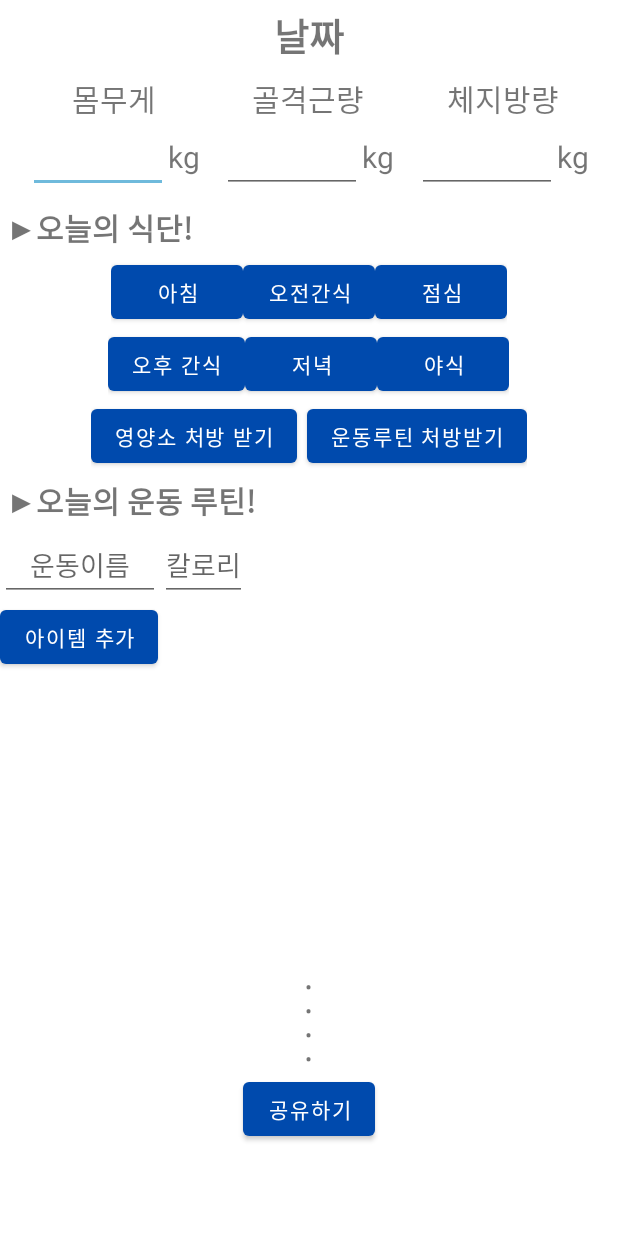
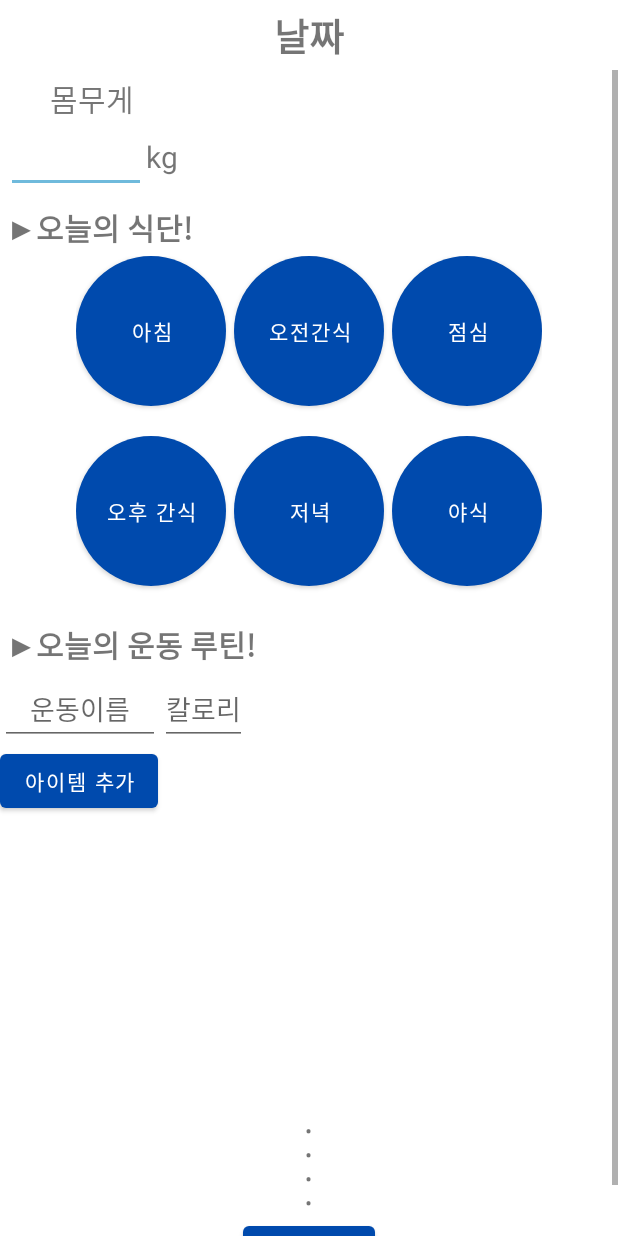
Before and after one commit to secleezy/CBNUworkout, an Android app: the layout activity_record.xml on its own in the app's theme, with its tools: preview values and no code run, on a phone screen of 412 x 824 dp. Run offline under Robolectric (Android 15) with nearby library versions, the phone set to English and light mode, and no system bars.

Commit message:
10.29 달력 수정

```diff
--- a/app/src/main/res/layout/activity_calendarcell.xml
+++ b/app/src/main/res/layout/activity_calendarcell.xml
@@ -2,14 +2,20 @@
 <LinearLayout xmlns:android="http://schemas.android.com/apk/res/android"
     android:orientation="vertical"
     android:layout_width="match_parent"
-    android:layout_height="50dp"
+    android:layout_height="wrap_content"
     android:padding="8dp">
     <TextView
         android:layout_width="wrap_content"
-        android:layout_height="wrap_content"
-        android:layout_gravity="center"
+        android:layout_height="50dp"
+        android:layout_gravity=""
         android:id="@+id/dayText"
         android:text="1"
-        android:textSize="25sp"
-        android:textStyle="bold"/>
+        android:textSize="18sp" />
+    <TextView
+        android:layout_width="wrap_content"
+        android:layout_height="wrap_content"
+        android:id="@+id/WriteData"
+        android:text="0"
+        android:textSize="16sp"
+        android:backgroundTint="@color/blue"/>
 </LinearLayout>
--- a/app/src/main/res/layout/activity_record.xml
+++ b/app/src/main/res/layout/activity_record.xml
@@ -29,7 +29,7 @@
 
             //몸무게,골격근량,체지방량
             <LinearLayout
-                android:layout_width="match_parent"
+                android:layout_width="wrap_content"
                 android:layout_height="wrap_content"
                 android:layout_margin="4dp">
                 <Space
@@ -50,7 +50,8 @@
                             android:layout_width="wrap_content"
                             android:layout_height="wrap_content"
                             android:text="몸무게"
-                            android:textSize="20dp" />
+                            android:textSize="20dp"
+                            android:layout_gravity="center"/>
                         <LinearLayout
                             android:layout_width="wrap_content"
                             android:layout_height="match_parent"
@@ -76,80 +77,15 @@
                     android:layout_height="wrap_content"
                     android:layout_weight="1" />
 
-                //골격근량
-                <LinearLayout
-                    android:layout_width="wrap_content"
-                    android:layout_height="wrap_content"
-                    android:orientation="vertical">
-                    <LinearLayout
-                        android:layout_width="match_parent"
-                        android:layout_height="match_parent"
-                        android:gravity="center"
-                        android:orientation="vertical">
-                        <TextView
-                            android:layout_width="wrap_content"
-                            android:layout_height="wrap_content"
-                            android:text="골격근량"
-                            android:textSize="20dp" />
-                        <LinearLayout
-                            android:layout_width="wrap_content"
-                            android:layout_height="match_parent"
-                            android:orientation="horizontal">
-                            <EditText
-                                android:id="@+id/skeletal_muscle_mass"
-                                android:layout_width="wrap_content"
-                                android:layout_height="wrap_content"
-                                android:ems="4"
-                                android:textAlignment="center"
-                                android:textSize="20dp" />
-                            <TextView
-                                android:layout_width="wrap_content"
-                                android:layout_height="wrap_content"
-                                android:text="kg"
-                                android:textSize="20dp" />
-                        </LinearLayout>
-                    </LinearLayout>
-                </LinearLayout>
+                //골격근량//삭제
+
 
                 <Space
                     android:layout_width="wrap_content"
                     android:layout_height="wrap_content"
                     android:layout_weight="1" />
 
-                //체지방량
-                <LinearLayout
-                    android:layout_width="wrap_content"
-                    android:layout_height="wrap_content"
-                    android:orientation="vertical">
-                    <LinearLayout
-                        android:layout_width="match_parent"
-                        android:layout_height="match_parent"
-                        android:gravity="center"
-                        android:orientation="vertical">
-                        <TextView
-                            android:layout_width="wrap_content"
-                            android:layout_height="wrap_content"
-                            android:text="체지방량"
-                            android:textSize="20dp" />
-                        <LinearLayout
-                            android:layout_width="wrap_content"
-                            android:layout_height="match_parent"
-                            android:orientation="horizontal">
-                            <EditText
-                                android:id="@+id/fat_mass"
-                                android:layout_width="wrap_content"
-                                android:layout_height="wrap_content"
-                                android:ems="4"
-                                android:textAlignment="center"
-                                android:textSize="20dp" />
-                            <TextView
-                                android:layout_width="wrap_content"
-                                android:layout_height="wrap_content"
-                                android:text="kg"
-                                android:textSize="20dp" />
-                        </LinearLayout>
-                    </LinearLayout>
-                </LinearLayout>
+                //체지방량//삭제
 
                 <Space
                     android:layout_width="wrap_content"
@@ -175,46 +111,56 @@
                 //아침, 오전간식, 점심
                 <LinearLayout
                 android:layout_width="wrap_content"
-                android:layout_height="wrap_content"
+                android:layout_height="120dp"
                 android:orientation="horizontal"
                 >
 
                 <Button
-                    android:layout_width="wrap_content"
-                    android:layout_height="wrap_content"
+                    android:layout_width="100dp"
+                    android:layout_height="100dp"
                     android:text="아침"
+                    android:background="@drawable/bg_gis_result_items_count"
                     />
                 <Button
-                    android:layout_width="wrap_content"
-                    android:layout_height="wrap_content"
+                    android:layout_width="100dp"
+                    android:layout_height="100dp"
                     android:text="오전간식"
+                    android:background="@drawable/bg_gis_result_items_count"
+                    android:layout_marginLeft="5dp"
+                    android:layout_marginRight="5dp"
                     />
                 <Button
-                    android:layout_width="wrap_content"
-                    android:layout_height="wrap_content"
+                    android:layout_width="100dp"
+                    android:layout_height="100dp"
                     android:text="점심"
+                    android:background="@drawable/bg_gis_result_items_count"
                     />
             </LinearLayout>
                 //오후간식, 저녁, 야식
                 <LinearLayout
                 android:layout_width="wrap_content"
-                android:layout_height="wrap_content"
+                android:layout_height="120dp"
                 android:orientation="horizontal">
 
                 <Button
-                    android:layout_width="wrap_content"
-                    android:layout_height="wrap_content"
+                    android:layout_width="100dp"
+                    android:layout_height="100dp"
                     android:text="오후 간식"
+                    android:background="@drawable/bg_gis_result_items_count"
                     />
                 <Button
-                    android:layout_width="wrap_content"
-                    android:layout_height="wrap_content"
+                    android:layout_width="100dp"
+                    android:layout_height="100dp"
                     android:text="저녁"
+                    android:background="@drawable/bg_gis_result_items_count"
+                    android:layout_marginLeft="5dp"
+                    android:layout_marginRight="5dp"
                     />
                 <Button
-                    android:layout_width="wrap_content"
-                    android:layout_height="wrap_content"
+                    android:layout_width="100dp"
+                    android:layout_height="100dp"
                     android:text="야식"
+                    android:background="@drawable/bg_gis_result_items_count"
                     />
             </LinearLayout>
             </LinearLayout>
@@ -225,27 +171,8 @@
                 android:orientation="vertical"
                 android:gravity="center">
 
-                //영양소 처방받기, 운동루틴 처방받기 버튼 모음
-                <LinearLayout
-                    android:layout_width="wrap_content"
-                    android:layout_height="wrap_content"
-                    android:orientation="horizontal"
-                    >
+                //영양소 처방받기, 운동루틴 처방받기 버튼 모음//삭제
 
-                    <Button
-                        android:layout_width="wrap_content"
-                        android:layout_height="wrap_content"
-                        android:text="영양소 처방 받기"
-                        android:layout_marginRight="3dp"
-                        />
-
-                    <Button
-                        android:layout_width="wrap_content"
-                        android:layout_height="wrap_content"
-                        android:text="운동루틴 처방받기"
-                        android:layout_marginLeft="3dp"
-                        />
-                </LinearLayout>
 
             </LinearLayout>
             //오늘의 운동 루틴
--- a/app/src/main/res/layout/fragment_mainhome_calendar.xml
+++ b/app/src/main/res/layout/fragment_mainhome_calendar.xml
@@ -28,8 +28,8 @@
                 android:layout_weight="2"
                 android:text="2022년 1월"
                 android:textAlignment="textStart"
-                android:textSize="22sp"
-                android:textStyle="bold" />
+                android:textSize="20sp"
+                />
         </LinearLayout>
 
         <LinearLayout
@@ -41,66 +41,60 @@
                 android:layout_width="wrap_content"
                 android:layout_height="wrap_content"
                 android:layout_weight="1"
-                android:text="일"
+                android:text="SUN"
                 android:textAlignment="center"
                 android:textColor="@color/red"
-                android:textSize="18sp"
-                android:textStyle="bold" />
+                android:textSize="18sp" />
 
             <TextView
                 android:layout_width="wrap_content"
                 android:layout_height="wrap_content"
                 android:layout_weight="1"
-                android:text="월"
+                android:text="MON"
                 android:textAlignment="center"
                 android:textSize="18sp"
-                android:textStyle="bold" />
+                />
 
             <TextView
                 android:layout_width="wrap_content"
                 android:layout_height="wrap_content"
                 android:layout_weight="1"
-                android:text="화"
+                android:text="TUE"
                 android:textAlignment="center"
-                android:textSize="18sp"
-                android:textStyle="bold" />
+                android:textSize="18sp" />
 
             <TextView
                 android:layout_width="wrap_content"
                 android:layout_height="wrap_content"
                 android:layout_weight="1"
-                android:text="수"
+                android:text="WED"
                 android:textAlignment="center"
-                android:textSize="18sp"
-                android:textStyle="bold" />
+                android:textSize="18sp" />
 
             <TextView
                 android:layout_width="wrap_content"
                 android:layout_height="wrap_content"
                 android:layout_weight="1"
-                android:text="목"
+                android:text="THU"
                 android:textAlignment="center"
-                android:textSize="18sp"
-                android:textStyle="bold" />
+                android:textSize="18sp" />
 
             <TextView
                 android:layout_width="wrap_content"
                 android:layout_height="wrap_content"
                 android:layout_weight="1"
-                android:text="금"
+                android:text="FRI"
                 android:textAlignment="center"
-                android:textSize="18sp"
-                android:textStyle="bold" />
+                android:textSize="18sp" />
 
             <TextView
                 android:layout_width="wrap_content"
                 android:layout_height="wrap_content"
                 android:layout_weight="1"
-                android:text="토"
+                android:text="SAT"
                 android:textAlignment="center"
                 android:textColor="@color/blue"
-                android:textSize="18sp"
-                android:textStyle="bold" />
+                android:textSize="18sp" />
         </LinearLayout>
 
         <androidx.recyclerview.widget.RecyclerView
```
Also changed, not shown: app/src/main/java/com/example/cbnugra/mainhome_calendar.java (+7 -0 lines).
